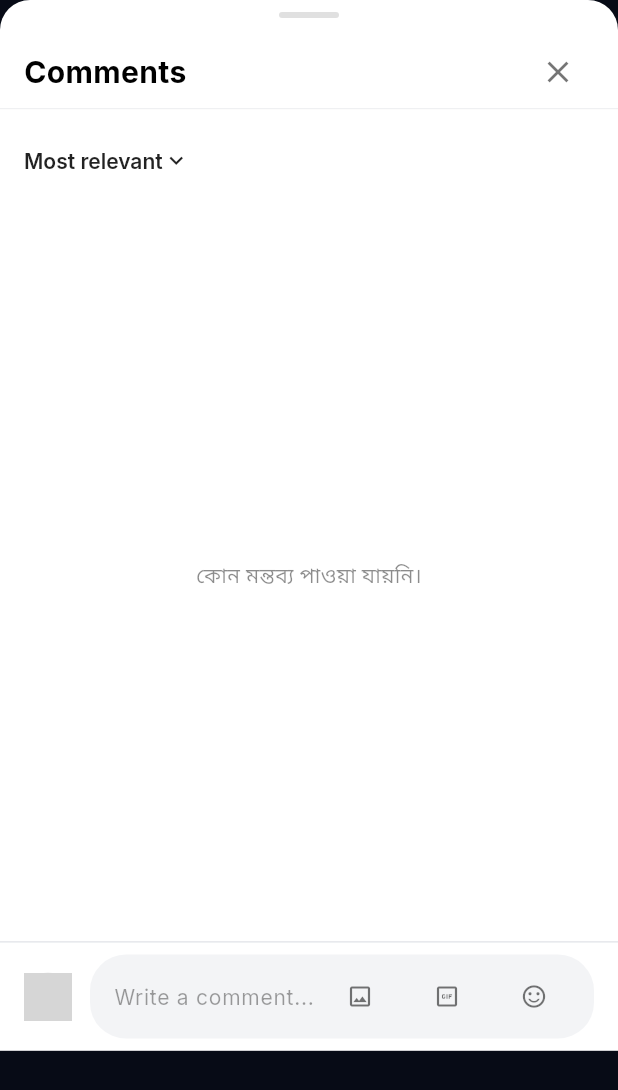
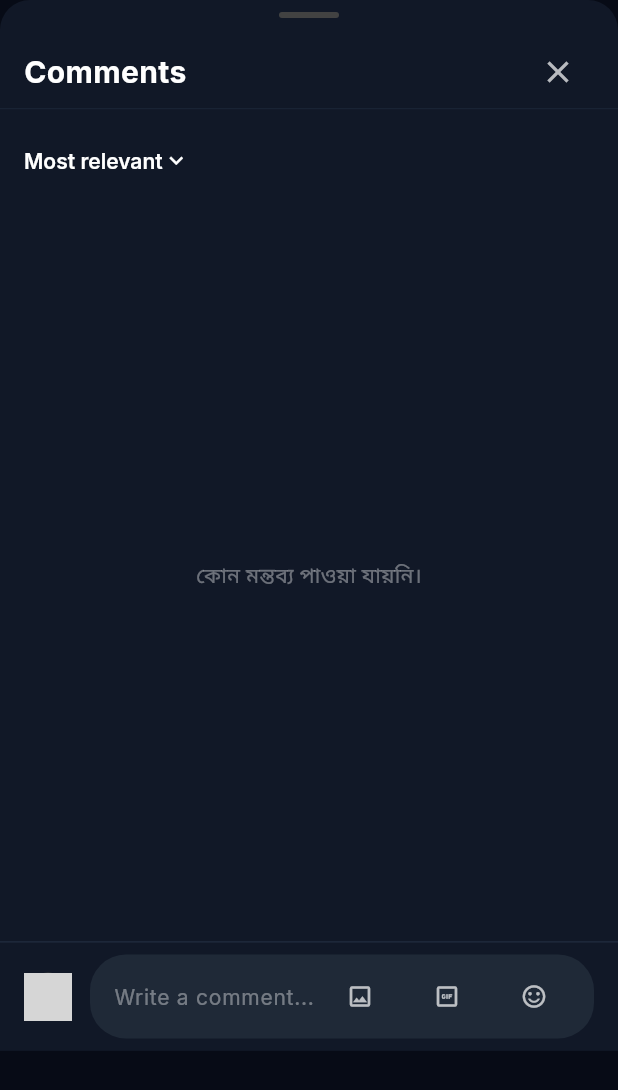
Before and after one commit to arafath306/gok, a Flutter app: the CommentsSheet widget shown alone on an empty page, opened directly with empty values, on a phone screen of 412 x 824 dp. Shown: the top 1090 px of the screen. Run offline on Flutter 3.47's test engine with Material 3 defaults, Android fonts, the phone set to English and light mode, and no system bars; our stand-ins replace google_fonts, image_picker, supabase_flutter; accounts and stored records are empty; network calls fail; grey boxes are pictures that could not be loaded.

Commit message:
style: update comments sheet styles to dynamically adapt to dark theme

```diff
--- a/lib/widgets/comments_sheet.dart
+++ b/lib/widgets/comments_sheet.dart
@@ -5,6 +5,7 @@
 import '../models/profile.dart';
 import '../services/database_service.dart';
 import '../screens/profile/profile_screen.dart';
+import '../utils/app_theme.dart';
 
 class CommentsSheet extends StatefulWidget {
   final ThreadPost post;
@@ -110,9 +111,9 @@
 
     return Container(
       height: MediaQuery.of(context).size.height * 0.85,
-      decoration: const BoxDecoration(
-        color: Colors.white,
-        borderRadius: BorderRadius.vertical(top: Radius.circular(20)),
+      decoration: BoxDecoration(
+        color: context.cardBg,
+        borderRadius: const BorderRadius.vertical(top: Radius.circular(20)),
       ),
       child: Column(
         children: [
@@ -122,7 +123,7 @@
             width: 40,
             height: 4,
             decoration: BoxDecoration(
-              color: Colors.grey[300],
+              color: context.isDarkMode ? Colors.grey[800] : Colors.grey[300],
               borderRadius: BorderRadius.circular(2),
             ),
           ),
@@ -139,18 +140,18 @@
                   style: GoogleFonts.inter(
                     fontWeight: FontWeight.w700,
                     fontSize: 20,
-                    color: Colors.black,
+                    color: context.textPrimary,
                   ),
                 ),
                 IconButton(
-                  icon: const Icon(Icons.close, color: Colors.black54),
+                  icon: Icon(Icons.close, color: context.textSecondary),
                   onPressed: () => Navigator.pop(context),
                 ),
               ],
             ),
           ),
 
-          const Divider(height: 1, color: Color(0xFFE5E7EB)),
+          Divider(height: 1, color: context.border),
 
           // Sort Filter Dropdown
           Padding(
@@ -160,16 +161,20 @@
                 DropdownButton<String>(
                   value: _sortBy,
                   underline: const SizedBox(),
-                  icon: const Icon(Icons.keyboard_arrow_down, size: 18, color: Colors.black87),
+                  dropdownColor: context.cardBg,
+                  icon: Icon(Icons.keyboard_arrow_down, size: 18, color: context.textPrimary),
                   style: GoogleFonts.inter(
-                    color: Colors.black87,
+                    color: context.textPrimary,
                     fontSize: 14,
                     fontWeight: FontWeight.w600,
                   ),
                   items: ["Most relevant", "Newest", "Oldest"].map((val) {
                     return DropdownMenuItem<String>(
                       value: val,
-                      child: Text(val),
+                      child: Text(
+                        val,
+                        style: GoogleFonts.inter(color: context.textPrimary),
+                      ),
                     );
                   }).toList(),
                   onChanged: (val) {
@@ -196,7 +201,7 @@
                     ? Center(
                         child: Text(
                           "কোন মন্তব্য পাওয়া যায়নি।",
-                          style: GoogleFonts.hindSiliguri(color: Colors.black45),
+                          style: GoogleFonts.hindSiliguri(color: context.textMuted),
                         ),
                       )
                     : ListView.builder(
@@ -258,7 +263,7 @@
                                                 style: GoogleFonts.hindSiliguri(
                                                   fontWeight: FontWeight.w700,
                                                   fontSize: 14.5,
-                                                  color: Colors.black,
+                                                  color: context.textPrimary,
                                                 ),
                                               ),
                                             ),
@@ -276,7 +281,7 @@
                                             "@${author.username} · ${comment['created_at']}",
                                             style: GoogleFonts.inter(
                                               fontSize: 12.5,
-                                              color: Colors.grey[500],
+                                              color: context.textSecondary,
                                             ),
                                           ),
                                           if (isPostAuthor) ...[
@@ -299,7 +304,7 @@
                                           ],
                                           const Spacer(),
                                           IconButton(
-                                            icon: const Icon(Icons.more_horiz, size: 18, color: Colors.black54),
+                                            icon: Icon(Icons.more_horiz, size: 18, color: context.textSecondary),
                                             padding: EdgeInsets.zero,
                                             constraints: const BoxConstraints(),
                                             onPressed: () => _showQuickActions(context, comment, dbService),
@@ -313,7 +318,7 @@
                                         comment['content'] as String,
                                         style: GoogleFonts.hindSiliguri(
                                           fontSize: 14,
-                                          color: Colors.black87,
+                                          color: context.textPrimary,
                                           height: 1.45,
                                         ),
                                       ),
@@ -327,14 +332,14 @@
                                             onTap: () {},
                                             child: Row(
                                               children: [
-                                                const Icon(Icons.chat_bubble_outline, size: 15, color: Colors.black54),
+                                                Icon(Icons.chat_bubble_outline, size: 15, color: context.textSecondary),
                                                 const SizedBox(width: 6),
                                                 Text(
                                                   "${comment['replies_count'] ?? 0}",
                                                   style: GoogleFonts.inter(
                                                     fontSize: 13,
                                                     fontWeight: FontWeight.w500,
-                                                    color: Colors.black54,
+                                                    color: context.textSecondary,
                                                   ),
                                                 ),
                                               ],
@@ -363,7 +368,7 @@
                                               size: 15,
                                               color: (comment['is_liked_by_me'] as bool? ?? false)
                                                   ? Colors.red
-                                                  : Colors.black54,
+                                                  : context.textSecondary,
                                             ),
                                           ),
                                           const SizedBox(width: 24),
@@ -380,7 +385,7 @@
                                               style: GoogleFonts.inter(
                                                 fontSize: 13,
                                                 fontWeight: FontWeight.w600,
-                                                color: Colors.black54,
+                                                color: context.textSecondary,
                                               ),
                                             ),
                                           ),
@@ -429,17 +434,17 @@
           SafeArea(
             child: Container(
               padding: const EdgeInsets.symmetric(horizontal: 16.0, vertical: 8.0),
-              decoration: const BoxDecoration(
-                color: Colors.white,
+              decoration: BoxDecoration(
+                color: context.cardBg,
                 border: Border(
-                  top: BorderSide(color: Color(0xFFE5E7EB), width: 1),
+                  top: BorderSide(color: context.border, width: 1),
                 ),
               ),
               child: Row(
                 children: [
                   CircleAvatar(
                     radius: 16,
-                    backgroundColor: Colors.grey[200],
+                    backgroundColor: context.isDarkMode ? Colors.grey[800] : Colors.grey[200],
                     backgroundImage: NetworkImage(
                       myProf?.avatarUrl ?? "https://i.pravatar.cc/150",
                     ),
@@ -448,7 +453,7 @@
                   Expanded(
                     child: Container(
                       decoration: BoxDecoration(
-                        color: const Color(0xFFF3F4F6),
+                        color: context.isDarkMode ? const Color(0xFF1F2937) : const Color(0xFFF3F4F6),
                         borderRadius: BorderRadius.circular(24),
                       ),
                       padding: const EdgeInsets.symmetric(horizontal: 16, vertical: 4),
@@ -457,10 +462,10 @@
                           Expanded(
                             child: TextField(
                               controller: _commentController,
-                              style: GoogleFonts.hindSiliguri(fontSize: 14),
+                              style: GoogleFonts.hindSiliguri(fontSize: 14, color: context.textPrimary),
                               decoration: InputDecoration(
                                 hintText: "Write a comment...",
-                                hintStyle: GoogleFonts.inter(color: Colors.black38, fontSize: 14),
+                                hintStyle: GoogleFonts.inter(color: context.textMuted, fontSize: 14),
                                 border: InputBorder.none,
                                 isDense: true,
                                 contentPadding: const EdgeInsets.symmetric(vertical: 8),
@@ -474,7 +479,7 @@
                               final text = value.text.trim();
                               if (text.isNotEmpty) {
                                 return IconButton(
-                                  icon: const Icon(Icons.send, color: Color(0xFF1E824C), size: 18),
+                                  icon: const Icon(Icons.send, color: Color(0xFF7C4DFF), size: 18),
                                   padding: EdgeInsets.zero,
                                   constraints: const BoxConstraints(),
                                   onPressed: _submitComment,
@@ -484,21 +489,21 @@
                                   mainAxisSize: MainAxisSize.min,
                                   children: [
                                     IconButton(
-                                      icon: const Icon(Icons.image_outlined, size: 18, color: Colors.black54),
+                                      icon: Icon(Icons.image_outlined, size: 18, color: context.textSecondary),
                                       padding: EdgeInsets.zero,
                                       constraints: const BoxConstraints(),
                                       onPressed: () {},
                                     ),
                                     const SizedBox(width: 10),
                                     IconButton(
-                                      icon: const Icon(Icons.gif_box_outlined, size: 18, color: Colors.black54),
+                                      icon: Icon(Icons.gif_box_outlined, size: 18, color: context.textSecondary),
                                       padding: EdgeInsets.zero,
                                       constraints: const BoxConstraints(),
                                       onPressed: () {},
                                     ),
                                     const SizedBox(width: 10),
                                     IconButton(
-                                      icon: const Icon(Icons.sentiment_satisfied_alt_outlined, size: 18, color: Colors.black54),
+                                      icon: Icon(Icons.sentiment_satisfied_alt_outlined, size: 18, color: context.textSecondary),
                                       padding: EdgeInsets.zero,
                                       constraints: const BoxConstraints(),
                                       onPressed: () {},
@@ -697,9 +702,9 @@
     ];
 
     return Container(
-      decoration: const BoxDecoration(
-        color: Colors.white,
-        borderRadius: BorderRadius.vertical(top: Radius.circular(20)),
+      decoration: BoxDecoration(
+        color: context.cardBg,
+        borderRadius: const BorderRadius.vertical(top: Radius.circular(20)),
       ),
       child: SafeArea(
         child: Column(
@@ -710,7 +715,7 @@
               width: 36,
               height: 4,
               decoration: BoxDecoration(
-                color: Colors.grey[300],
+                color: context.isDarkMode ? Colors.grey[800] : Colors.grey[300],
                 borderRadius: BorderRadius.circular(2),
               ),
             ),
@@ -739,13 +744,13 @@
   }
 
   Widget _buildActionTile(_CommentQuickActionItem item) {
-    final color = item.isDanger ? Colors.red[600]! : Colors.black87;
+    final color = item.isDanger ? Colors.red[600]! : context.textPrimary;
     return Material(
       color: Colors.transparent,
       child: InkWell(
         onTap: item.onTap,
-        splashColor: const Color(0xFF1E824C).withOpacity(0.08),
-        highlightColor: const Color(0xFF1E824C).withOpacity(0.04),
+        splashColor: const Color(0xFF7C4DFF).withOpacity(0.08),
+        highlightColor: const Color(0xFF7C4DFF).withOpacity(0.04),
         child: Padding(
           padding: const EdgeInsets.symmetric(horizontal: 24, vertical: 16),
           child: Row(
@@ -773,21 +778,22 @@
     showDialog(
       context: ctx,
       builder: (dialogCtx) => AlertDialog(
+        backgroundColor: context.cardBg,
         shape: RoundedRectangleBorder(borderRadius: BorderRadius.circular(16)),
         title: Text(
           'Block @$username?',
-          style: GoogleFonts.inter(fontWeight: FontWeight.bold, fontSize: 18),
+          style: GoogleFonts.inter(fontWeight: FontWeight.bold, fontSize: 18, color: context.textPrimary),
         ),
         content: Text(
           'They will not be able to follow you, see your posts, or contact you on Dak.',
-          style: GoogleFonts.inter(fontSize: 14, color: Colors.black54, height: 1.4),
+          style: GoogleFonts.inter(fontSize: 14, color: context.textSecondary, height: 1.4),
         ),
         actions: [
           TextButton(
             onPressed: () => Navigator.pop(dialogCtx),
             child: Text('Cancel',
                 style: GoogleFonts.inter(
-                    color: Colors.grey[600], fontWeight: FontWeight.w600)),
+                    color: context.textSecondary, fontWeight: FontWeight.w600)),
           ),
           ElevatedButton(
             onPressed: () {
@@ -823,9 +829,9 @@
       backgroundColor: Colors.transparent,
       isScrollControlled: true,
       builder: (reportCtx) => Container(
-        decoration: const BoxDecoration(
-          color: Colors.white,
-          borderRadius: BorderRadius.vertical(top: Radius.circular(20)),
+        decoration: BoxDecoration(
+          color: context.cardBg,
+          borderRadius: const BorderRadius.vertical(top: Radius.circular(20)),
         ),
         child: SafeArea(
           child: Column(
@@ -838,7 +844,7 @@
                   width: 36,
                   height: 4,
                   decoration: BoxDecoration(
-                    color: Colors.grey[300],
+                    color: context.isDarkMode ? Colors.grey[800] : Colors.grey[300],
                     borderRadius: BorderRadius.circular(2),
                   ),
                 ),
@@ -851,7 +857,7 @@
                   style: GoogleFonts.inter(
                     fontWeight: FontWeight.bold,
                     fontSize: 18,
-                    color: Colors.black,
+                    color: context.textPrimary,
                   ),
                 ),
               ),
@@ -860,11 +866,11 @@
                 padding: const EdgeInsets.symmetric(horizontal: 24),
                 child: Text(
                   'Why are you reporting this comment?',
-                  style: GoogleFonts.inter(fontSize: 13, color: Colors.grey[500]),
+                  style: GoogleFonts.inter(fontSize: 13, color: context.textSecondary),
                 ),
               ),
               const SizedBox(height: 12),
-              const Divider(height: 1),
+              Divider(height: 1, color: context.border),
               ...reasons.map((reason) => Material(
                     color: Colors.transparent,
                     child: InkWell(
@@ -889,12 +895,12 @@
                                 style: GoogleFonts.inter(
                                   fontSize: 15,
                                   fontWeight: FontWeight.w500,
-                                  color: Colors.black87,
+                                  color: context.textPrimary,
                                 ),
                               ),
                             ),
                             Icon(Icons.chevron_right,
-                                color: Colors.grey[400], size: 20),
+                                color: context.textSecondary, size: 20),
                           ],
                         ),
                       ),
```
